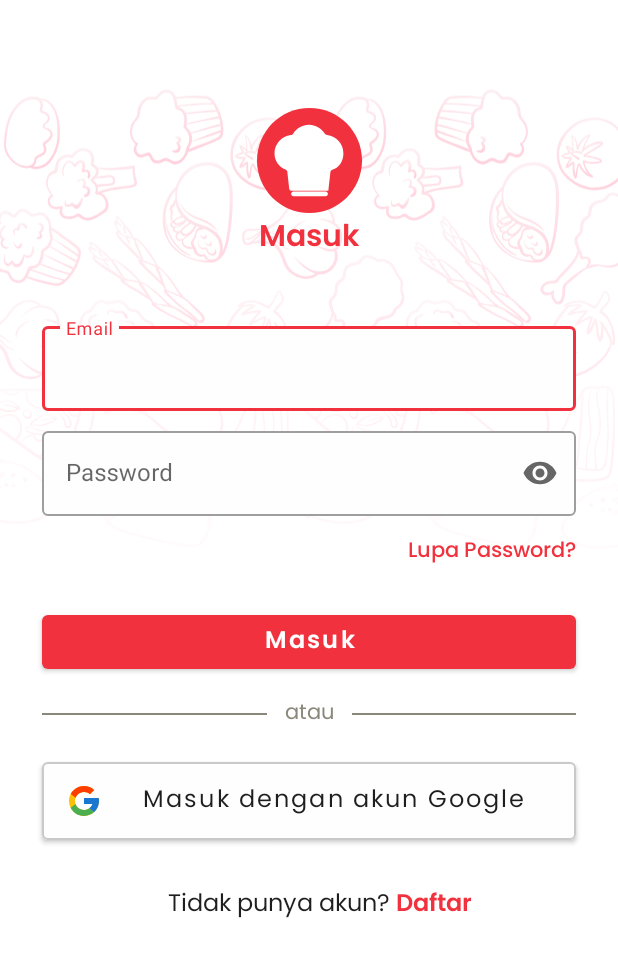
After one commit to KylixEza/Cookiez, an Android app: the AuthActivity screen opened directly, with no data from a screen before it, on a phone screen of 412 x 824 dp. The commit adds this screen. Shown: the top 957 px of the screen. Run offline under Robolectric (Android 15) with nearby library versions, the phone set to English and light mode, and no system bars.

Commit message:
finish login

```diff
--- a/demo/src/main/AndroidManifest.xml
+++ b/demo/src/main/AndroidManifest.xml
@@ -10,6 +10,9 @@
         android:supportsRtl="true"
         android:theme="@style/Theme.Cookiez">
         <activity
+            android:name=".ui.auth.AuthActivity"
+            android:exported="true" />
+        <activity
             android:name=".ui.splash.SplashActivity"
             android:exported="true">
             <intent-filter>
@@ -20,8 +23,7 @@
         </activity>
         <activity
             android:name=".MainActivity"
-            android:exported="true">
-        </activity>
+            android:exported="true"></activity>
 
         <meta-data
             android:name="preloaded_fonts"
--- /dev/null
+++ b/demo/src/main/java/com/kinderjoey/demo/ui/auth/AuthActivity.kt
@@ -0,0 +1,21 @@
+package com.kinderjoey.demo.ui.auth
+
+import androidx.appcompat.app.AppCompatActivity
+import android.os.Bundle
+import androidx.fragment.app.commit
+import com.kinderjoey.demo.R
+import com.kinderjoey.demo.ui.auth.login.LoginFragment
+
+class AuthActivity : AppCompatActivity() {
+    override fun onCreate(savedInstanceState: Bundle?) {
+        super.onCreate(savedInstanceState)
+        setContentView(R.layout.activity_auth)
+
+        val mFragmentManager = supportFragmentManager
+        val mFragment = LoginFragment()
+
+        mFragmentManager.commit {
+            add(R.id.auth_container, mFragment, LoginFragment::class.java.simpleName)
+        }
+    }
+}
--- /dev/null
+++ b/demo/src/main/java/com/kinderjoey/demo/ui/auth/login/LoginFragment.kt
@@ -0,0 +1,20 @@
+package com.kinderjoey.demo.ui.auth.login
+
+import android.os.Bundle
+import androidx.fragment.app.Fragment
+import android.view.LayoutInflater
+import android.view.View
+import android.view.ViewGroup
+import com.kinderjoey.demo.R
+
+class LoginFragment : Fragment() {
+
+    override fun onCreateView(
+        inflater: LayoutInflater, container: ViewGroup?,
+        savedInstanceState: Bundle?
+    ): View? {
+        // Inflate the layout for this fragment
+        requireActivity().window.statusBarColor = View.GONE
+        return inflater.inflate(R.layout.fragment_login, container, false)
+    }
+}
--- a/demo/src/main/java/com/kinderjoey/demo/ui/onboard/screen/ThirdScreenFragment.kt
+++ b/demo/src/main/java/com/kinderjoey/demo/ui/onboard/screen/ThirdScreenFragment.kt
@@ -11,6 +11,7 @@ import androidx.fragment.app.viewModels
 import com.kinderjoey.demo.MainActivity
 import com.kinderjoey.demo.R
 import com.kinderjoey.demo.databinding.FragmentThirdScreenBinding
+import com.kinderjoey.demo.ui.auth.AuthActivity
 import com.kinderjoey.demo.ui.splash.SplashViewModel
 
 class ThirdScreenFragment : Fragment() {
@@ -32,7 +33,7 @@ class ThirdScreenFragment : Fragment() {
 
         thirdScreenBinding.apply {
             btnLogin.setOnClickListener {
-                val intent = Intent(requireActivity(), MainActivity::class.java)
+                val intent = Intent(requireActivity(), AuthActivity::class.java)
                 startActivity(intent)
             }
             btnRegister.setOnClickListener {
--- a/demo/src/main/java/com/kinderjoey/demo/ui/splash/SplashFragment.kt
+++ b/demo/src/main/java/com/kinderjoey/demo/ui/splash/SplashFragment.kt
@@ -36,8 +36,8 @@ class SplashFragment : Fragment() {
         val handler = Handler(Looper.getMainLooper())
 
         handler.postDelayed({
-            splashViewModel.readFromDataStore().observe(viewLifecycleOwner, {
-                if (it) {
+            splashViewModel.readFromDataStore().observe(viewLifecycleOwner, { isLogin ->
+                if (isLogin) {
                     val intent = Intent(requireActivity(), MainActivity::class.java)
                     startActivity(intent)
                 } else {
@@ -48,6 +48,6 @@ class SplashFragment : Fragment() {
                     }
                 }
             })
-        }, 3000)
+        }, 1500)
     }
 }
--- /dev/null
+++ b/demo/src/main/res/drawable/ic_icon_google.xml
@@ -0,0 +1,18 @@
+<vector xmlns:android="http://schemas.android.com/apk/res/android"
+    android:width="240dp"
+    android:height="240dp"
+    android:viewportWidth="240"
+    android:viewportHeight="240">
+  <path
+      android:pathData="M218.055,100.415H210V100H120V140H176.515C168.27,163.285 146.115,180 120,180C86.865,180 60,153.135 60,120C60,86.865 86.865,60 120,60C135.295,60 149.21,65.77 159.805,75.195L188.09,46.91C170.23,30.265 146.34,20 120,20C64.775,20 20,64.775 20,120C20,175.225 64.775,220 120,220C175.225,220 220,175.225 220,120C220,113.295 219.31,106.75 218.055,100.415Z"
+      android:fillColor="#FFC107"/>
+  <path
+      android:pathData="M31.538,73.455L64.393,97.55C73.283,75.54 94.813,60 120.008,60C135.303,60 149.218,65.77 159.813,75.195L188.098,46.91C170.238,30.265 146.348,20 120.008,20C81.598,20 48.288,41.685 31.538,73.455Z"
+      android:fillColor="#FF3D00"/>
+  <path
+      android:pathData="M119.998,220C145.828,220 169.298,210.115 187.043,194.04L156.093,167.85C145.716,175.742 133.036,180.011 119.998,180C93.988,180 71.903,163.415 63.583,140.27L30.973,165.395C47.523,197.78 81.133,220 119.998,220Z"
+      android:fillColor="#4CAF50"/>
+  <path
+      android:pathData="M218.055,100.415H210V100H120V140H176.515C172.571,151.082 165.467,160.766 156.08,167.855L156.095,167.845L187.045,194.035C184.855,196.025 220,170 220,120C220,113.295 219.31,106.75 218.055,100.415Z"
+      android:fillColor="#1976D2"/>
+</vector>
--- /dev/null
+++ b/demo/src/main/res/drawable/ic_icon_secondary.xml
@@ -0,0 +1,15 @@
+<vector xmlns:android="http://schemas.android.com/apk/res/android"
+    android:width="240dp"
+    android:height="240dp"
+    android:viewportWidth="240"
+    android:viewportHeight="240">
+  <path
+      android:pathData="M120,0C186.375,0 240,53.625 240,120C240,186.375 186.375,240 120,240C53.625,240 0,186.375 0,120C0,53.625 53.625,0 120,0Z"
+      android:fillColor="#F1323E"/>
+  <path
+      android:pathData="M156.69,190.75C160.224,190.75 162.786,194.116 161.845,197.522V197.522C161.205,199.84 159.095,201.446 156.69,201.446H83.39C80.985,201.446 78.876,199.84 78.235,197.522V197.522C77.294,194.116 79.856,190.75 83.39,190.75H156.69Z"
+      android:fillColor="#ffffff"/>
+  <path
+      android:pathData="M162.999,189.595L167.789,146.492C168.066,143.999 169.882,141.981 172.245,141.142C187.899,135.588 197.499,121.734 197.499,103.72C197.499,82.09 181.07,64.148 160.258,61.942C158.034,61.707 156.027,60.446 154.86,58.537C147.253,46.09 133.641,38.095 118.749,38.095C103.835,38.095 90.204,46.115 82.603,58.595C81.459,60.475 79.498,61.731 77.312,61.992C56.467,64.48 40,82.42 40,103.72C40,120.428 50.016,134.229 65.25,140.622C67.421,141.533 69.041,143.473 69.301,145.813L73.531,183.883C73.869,186.921 76.437,189.22 79.495,189.22H162.624C162.832,189.22 162.999,189.388 162.999,189.595V189.595Z"
+      android:fillColor="#ffffff"/>
+</vector>
--- /dev/null
+++ b/demo/src/main/res/font/poppins_medium.xml
@@ -0,0 +1,7 @@
+<?xml version="1.0" encoding="utf-8"?>
+<font-family xmlns:app="http://schemas.android.com/apk/res-auto"
+        app:fontProviderAuthority="com.google.android.gms.fonts"
+        app:fontProviderPackage="com.google.android.gms"
+        app:fontProviderQuery="name=Poppins&amp;weight=500"
+        app:fontProviderCerts="@array/com_google_android_gms_fonts_certs">
+</font-family>
--- /dev/null
+++ b/demo/src/main/res/layout/activity_auth.xml
@@ -0,0 +1,10 @@
+<?xml version="1.0" encoding="utf-8"?>
+<FrameLayout
+    android:id="@+id/auth_container"
+    xmlns:android="http://schemas.android.com/apk/res/android"
+    xmlns:tools="http://schemas.android.com/tools"
+    android:layout_width="match_parent"
+    android:layout_height="match_parent"
+    tools:context=".ui.auth.AuthActivity">
+
+</FrameLayout>
--- a/demo/src/main/res/layout/fragment_first_screen.xml
+++ b/demo/src/main/res/layout/fragment_first_screen.xml
@@ -54,7 +54,6 @@
         android:fontFamily="@font/poppins_semibold"
         android:text="@string/next"
         android:textAllCaps="false"
-        android:textSize="18sp"
         app:layout_constraintBottom_toBottomOf="parent"
         app:layout_constraintEnd_toEndOf="parent"
         app:layout_constraintStart_toStartOf="parent" />
--- /dev/null
+++ b/demo/src/main/res/layout/fragment_login.xml
@@ -0,0 +1,165 @@
+<?xml version="1.0" encoding="utf-8"?>
+<androidx.constraintlayout.widget.ConstraintLayout
+    xmlns:android="http://schemas.android.com/apk/res/android"
+    xmlns:tools="http://schemas.android.com/tools"
+    android:layout_width="match_parent"
+    android:layout_height="match_parent"
+    xmlns:app="http://schemas.android.com/apk/res-auto"
+    tools:context=".ui.auth.login.LoginFragment">
+
+    <ImageView
+        android:layout_width="match_parent"
+        android:layout_height="match_parent"
+        android:alpha="0.5"
+        android:src="@drawable/ic_main_background"/>
+
+    <ImageView
+        android:id="@+id/iv_icon_secondary"
+        android:layout_width="70dp"
+        android:layout_height="70dp"
+        android:layout_marginTop="72dp"
+        android:src="@drawable/ic_icon_secondary"
+        app:layout_constraintStart_toStartOf="parent"
+        app:layout_constraintEnd_toEndOf="parent"
+        app:layout_constraintTop_toTopOf="parent"/>
+
+    <TextView
+        android:id="@+id/tv_login"
+        android:layout_width="wrap_content"
+        android:layout_height="wrap_content"
+        android:textColor="@color/red"
+        android:textSize="20sp"
+        android:fontFamily="@font/poppins_semibold"
+        android:text="@string/login"
+        app:layout_constraintStart_toStartOf="@id/iv_icon_secondary"
+        app:layout_constraintTop_toBottomOf="@id/iv_icon_secondary"
+        app:layout_constraintEnd_toEndOf="@id/iv_icon_secondary"/>
+
+    <com.google.android.material.textfield.TextInputLayout
+        android:id="@+id/edt_email"
+        android:layout_width="match_parent"
+        android:layout_height="wrap_content"
+        android:layout_marginStart="28dp"
+        android:layout_marginEnd="28dp"
+        android:layout_marginTop="36dp"
+        android:hint="@string/email"
+        app:boxBackgroundColor="@color/white"
+        app:layout_constraintStart_toStartOf="parent"
+        app:layout_constraintTop_toBottomOf="@id/tv_login"
+        app:layout_constraintEnd_toEndOf="parent"
+        style="@style/Widget.MaterialComponents.TextInputLayout.OutlinedBox">
+
+        <com.google.android.material.textfield.TextInputEditText
+            android:layout_width="match_parent"
+            android:layout_height="wrap_content"/>
+
+    </com.google.android.material.textfield.TextInputLayout>
+
+    <com.google.android.material.textfield.TextInputLayout
+        android:id="@+id/edt_password"
+        android:layout_width="0dp"
+        android:layout_height="wrap_content"
+        android:layout_marginTop="8dp"
+        android:hint="@string/password"
+        app:endIconMode="password_toggle"
+        app:boxBackgroundColor="@color/white"
+        app:layout_constraintStart_toStartOf="@id/edt_email"
+        app:layout_constraintTop_toBottomOf="@id/edt_email"
+        app:layout_constraintEnd_toEndOf="@id/edt_email"
+        style="@style/Widget.MaterialComponents.TextInputLayout.OutlinedBox">
+
+        <com.google.android.material.textfield.TextInputEditText
+            android:layout_width="match_parent"
+            android:layout_height="wrap_content"
+            android:inputType="textPassword"/>
+    </com.google.android.material.textfield.TextInputLayout>
+
+    <TextView
+        android:id="@+id/tv_forget_password"
+        android:layout_width="wrap_content"
+        android:layout_height="wrap_content"
+        android:fontFamily="@font/poppins_medium"
+        android:text="@string/forget_password"
+        android:textColor="@color/red"
+        android:layout_marginTop="12dp"
+        android:textSize="14sp"
+        android:clickable="true"
+        app:layout_constraintTop_toBottomOf="@id/edt_password"
+        app:layout_constraintEnd_toEndOf="@id/edt_email"/>
+
+    <com.google.android.material.button.MaterialButton
+        android:id="@+id/btn_login"
+        android:layout_width="match_parent"
+        android:layout_height="wrap_content"
+        android:layout_marginStart="28dp"
+        android:layout_marginEnd="28dp"
+        android:layout_marginTop="24dp"
+        android:text="@string/login"
+        android:textAllCaps="false"
+        android:textSize="16sp"
+        android:fontFamily="@font/poppins_semibold"
+        app:layout_constraintStart_toStartOf="parent"
+        app:layout_constraintTop_toBottomOf="@id/tv_forget_password"
+        app:layout_constraintEnd_toEndOf="parent"/>
+
+    <include
+        android:id="@+id/include_or_separator"
+        android:layout_height="wrap_content"
+        android:layout_width="match_parent"
+        layout="@layout/include_or_separator"
+        android:layout_marginTop="12dp"
+        app:layout_constraintStart_toStartOf="parent"
+        app:layout_constraintEnd_toEndOf="parent"
+        app:layout_constraintTop_toBottomOf="@id/btn_login"/>
+
+    <com.google.android.material.button.MaterialButton
+        android:id="@+id/btn_login_google"
+        android:layout_width="match_parent"
+        android:layout_height="64dp"
+        android:layout_marginStart="28dp"
+        android:layout_marginEnd="28dp"
+        android:layout_marginTop="14dp"
+        android:text="@string/login_google"
+        android:textColor="@color/black"
+        android:fontFamily="@font/poppins"
+        android:textSize="16sp"
+        android:textAllCaps="false"
+        app:icon="@drawable/ic_icon_google"
+        app:iconTintMode="multiply"
+        app:iconSize="24dp"
+        app:backgroundTint="@color/white"
+        app:strokeColor="@color/stroke_gray"
+        app:strokeWidth="1dp"
+        style="Widget.MaterialComponents.Button.OutlinedButton.Icon"
+        app:layout_constraintStart_toStartOf="parent"
+        app:layout_constraintTop_toBottomOf="@id/include_or_separator"
+        app:layout_constraintEnd_toEndOf="parent"/>
+
+    <TextView
+        android:id="@+id/tv_have_no_account"
+        android:layout_width="wrap_content"
+        android:layout_height="wrap_content"
+        android:layout_marginTop="24dp"
+        android:layout_marginEnd="40dp"
+        android:text="@string/have_no_account"
+        android:fontFamily="@font/poppins"
+        android:textColor="@color/black"
+        android:textSize="16sp"
+        app:layout_constraintStart_toStartOf="parent"
+        app:layout_constraintEnd_toEndOf="parent"
+        app:layout_constraintTop_toBottomOf="@id/btn_login_google"/>
+
+    <TextView
+        android:id="@+id/tv_register"
+        android:layout_width="wrap_content"
+        android:layout_height="wrap_content"
+        android:layout_marginStart="4dp"
+        android:text="@string/register"
+        android:textSize="16sp"
+        android:fontFamily="@font/poppins_semibold"
+        android:textColor="@color/red"
+        app:layout_constraintStart_toEndOf="@id/tv_have_no_account"
+        app:layout_constraintTop_toTopOf="@id/tv_have_no_account"
+        app:layout_constraintBottom_toBottomOf="@id/tv_have_no_account"/>
+
+</androidx.constraintlayout.widget.ConstraintLayout>
--- a/demo/src/main/res/layout/fragment_second_screen.xml
+++ b/demo/src/main/res/layout/fragment_second_screen.xml
@@ -54,7 +54,6 @@
         android:fontFamily="@font/poppins_semibold"
         android:text="@string/next"
         android:textAllCaps="false"
-        android:textSize="18sp"
         app:layout_constraintBottom_toBottomOf="parent"
         app:layout_constraintEnd_toEndOf="parent"
         app:layout_constraintStart_toStartOf="parent" />
--- a/demo/src/main/res/layout/fragment_third_screen.xml
+++ b/demo/src/main/res/layout/fragment_third_screen.xml
@@ -54,7 +54,6 @@
         android:fontFamily="@font/poppins_semibold"
         android:text="@string/register"
         android:textAllCaps="false"
-        android:textSize="18sp"
         app:cornerRadius="6dp"
         app:layout_constraintBottom_toBottomOf="parent"
         app:layout_constraintStart_toStartOf="parent"
--- /dev/null
+++ b/demo/src/main/res/layout/include_or_separator.xml
@@ -0,0 +1,41 @@
+<?xml version="1.0" encoding="utf-8"?>
+<androidx.constraintlayout.widget.ConstraintLayout xmlns:android="http://schemas.android.com/apk/res/android"
+    android:layout_width="match_parent"
+    android:layout_height="wrap_content"
+    xmlns:app="http://schemas.android.com/apk/res-auto">
+
+    <TextView
+        android:id="@+id/tv_or"
+        android:layout_width="wrap_content"
+        android:layout_height="wrap_content"
+        android:text="@string/or"
+        android:textSize="14sp"
+        android:textColor="@color/light_gray"
+        android:fontFamily="@font/poppins"
+        app:layout_constraintStart_toStartOf="parent"
+        app:layout_constraintEnd_toEndOf="parent"
+        app:layout_constraintTop_toTopOf="parent"/>
+
+    <View
+        android:layout_width="0dp"
+        android:layout_height="1dp"
+        android:background="@color/light_gray"
+        android:layout_marginStart="28dp"
+        android:layout_marginEnd="12dp"
+        app:layout_constraintStart_toStartOf="parent"
+        app:layout_constraintTop_toTopOf="@id/tv_or"
+        app:layout_constraintBottom_toBottomOf="@id/tv_or"
+        app:layout_constraintEnd_toStartOf="@id/tv_or"/>
+
+    <View
+        android:layout_width="0dp"
+        android:layout_height="1dp"
+        android:background="@color/light_gray"
+        android:layout_marginStart="12dp"
+        android:layout_marginEnd="28dp"
+        app:layout_constraintStart_toEndOf="@id/tv_or"
+        app:layout_constraintTop_toTopOf="@id/tv_or"
+        app:layout_constraintBottom_toBottomOf="@id/tv_or"
+        app:layout_constraintEnd_toEndOf="parent"/>
+
+</androidx.constraintlayout.widget.ConstraintLayout>
--- a/demo/src/main/res/values/colors.xml
+++ b/demo/src/main/res/values/colors.xml
@@ -4,6 +4,8 @@
     <color name="white">#FFFEFEFE</color>
     <color name="light_red">#FFFEEBED</color>
     <color name="dark_gray">#FF5D5D5D</color>
+    <color name="light_gray">#FF8A887B</color>
+    <color name="stroke_gray">#FFC9C9C9</color>
     <color name="black">#FF1E1E1E</color>
     <color name="gray">#FFC0C0C0</color>
     <color name="gray_icon">#FF999999</color>
--- a/demo/src/main/res/values/preloaded_fonts.xml
+++ b/demo/src/main/res/values/preloaded_fonts.xml
@@ -3,6 +3,7 @@
     <array name="preloaded_fonts" translatable="false">
         <item>@font/poppins</item>
         <item>@font/poppins_light</item>
+        <item>@font/poppins_medium</item>
         <item>@font/poppins_semibold</item>
     </array>
 </resources>
--- a/demo/src/main/res/values/strings.xml
+++ b/demo/src/main/res/values/strings.xml
@@ -12,4 +12,12 @@
     <string name="subtitle_second_screen">Kami sediakan bahan yang sesuai dengan takaran dari tutorial masak kami</string>
     <string name="title_third_screen">Antar Bahan</string>
     <string name="subtitle_third_screen">Kami antarkan bahan masakan sampai kedepan rumahmu</string>
+    <!-- TODO: Remove or change this placeholder text -->
+    <string name="hello_blank_fragment">Hello blank fragment</string>
+    <string name="email">Email</string>
+    <string name="password">Password</string>
+    <string name="forget_password">Lupa Password?</string>
+    <string name="or">atau</string>
+    <string name="login_google">Masuk dengan akun Google</string>
+    <string name="have_no_account">Tidak punya akun?</string>
 </resources>
```
